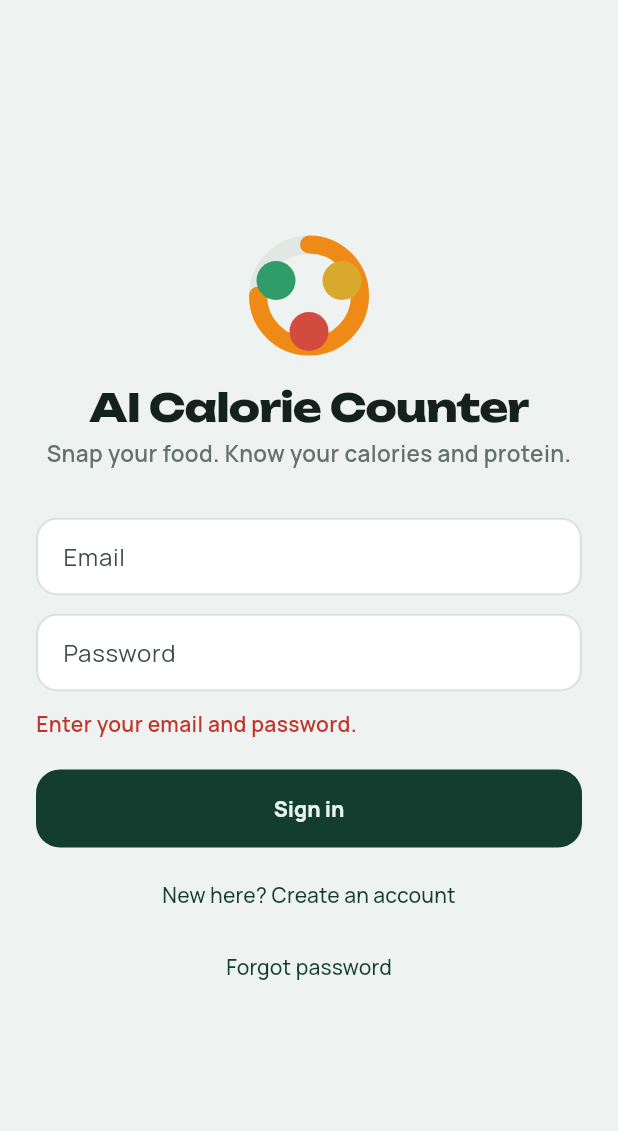
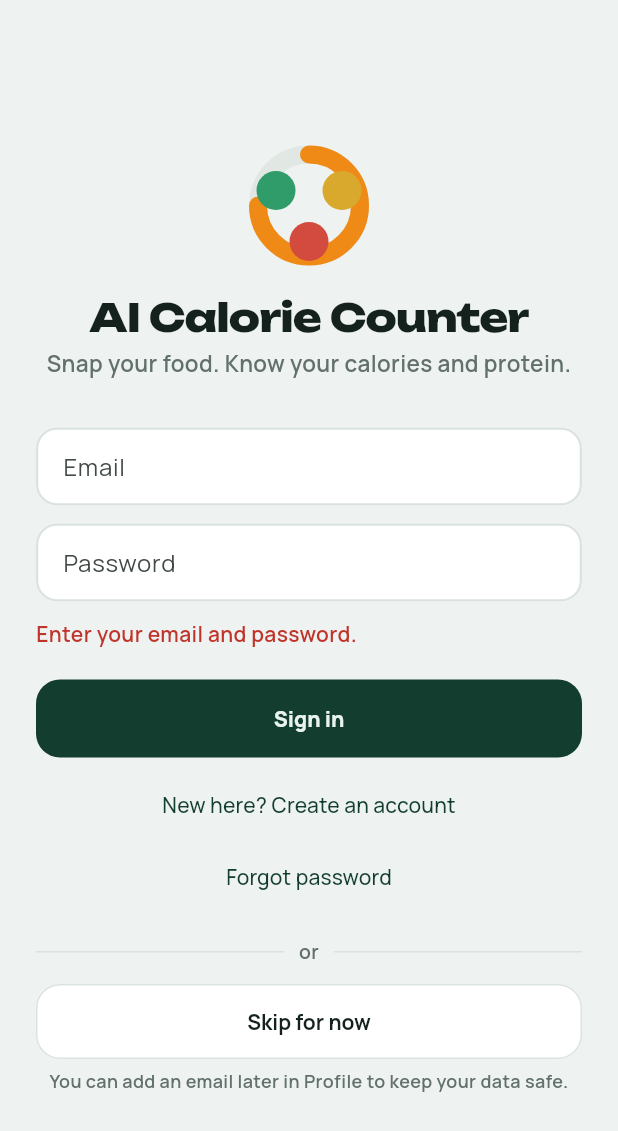
Before and after one commit to digitalnova0101/ai-calorie-counter, a Flutter app: the screen it shows after launch, after a tap on "Sign in", on a phone screen of 412 x 824 dp. Shown: the top 1131 px of the screen. Run offline on Flutter 3.47's test engine with Material 3 defaults, Android fonts, the phone set to English and light mode, and no system bars; our stand-ins replace cloud_firestore, firebase_auth, firebase_core, flutter_local_notifications, google_fonts, image_picker and 3 more; missing offline and left inert: health, mobile_scanner; accounts and stored records are empty; generated files the repository leaves out were written again; statements that could not run were skipped.

Commit message:
Add 'Skip for now' guest login
Co-Authored-By: Claude Opus 5.5 <noreply@anthropic.com>
Claude-Session: https://claude.ai/code/session_01Rdj6vh2Tx9fWtGtxr2n8ac

```diff
--- a/app/lib/screens/auth_screen.dart
+++ b/app/lib/screens/auth_screen.dart
@@ -60,6 +60,20 @@ class _AuthScreenState extends State<AuthScreen> {
       } else {
         await auth.signInWithEmailAndPassword(email: email, password: pass);
       }
+    } on FirebaseAuthException catch (e) {
+      setState(() => _error = _message(e));
+    } finally {
+      if (mounted) setState(() => _busy = false);
+    }
+  }
+
+  Future<void> _skip() async {
+    setState(() {
+      _busy = true;
+      _error = null;
+    });
+    try {
+      await FirebaseAuth.instance.signInAnonymously();
     } on FirebaseAuthException catch (e) {
       setState(() => _error = _message(e));
     } finally {
@@ -146,6 +160,20 @@ class _AuthScreenState extends State<AuthScreen> {
                   ),
                   if (!_signUp)
                     TextButton(onPressed: _busy ? null : _forgot, child: const Text('Forgot password')),
+                  const SizedBox(height: 16),
+                  Row(children: [
+                    Expanded(child: Divider(color: p.line)),
+                    const Padding(padding: EdgeInsets.symmetric(horizontal: 10), child: Muted('or', size: 13)),
+                    Expanded(child: Divider(color: p.line)),
+                  ]),
+                  const SizedBox(height: 12),
+                  OutlinedButton(
+                    onPressed: _busy ? null : _skip,
+                    style: OutlinedButton.styleFrom(minimumSize: const Size.fromHeight(50)),
+                    child: const Text('Skip for now'),
+                  ),
+                  const SizedBox(height: 6),
+                  const Muted('You can add an email later in Profile to keep your data safe.', size: 12, align: TextAlign.center),
                 ],
               ),
             ),
```
